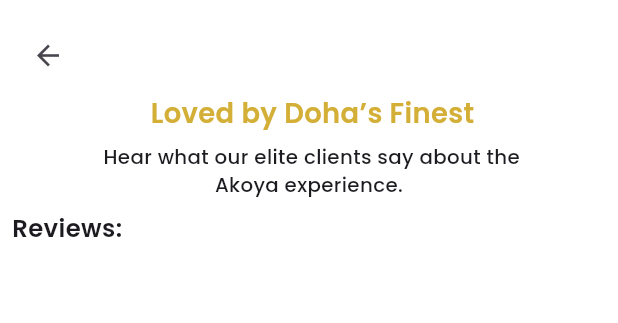
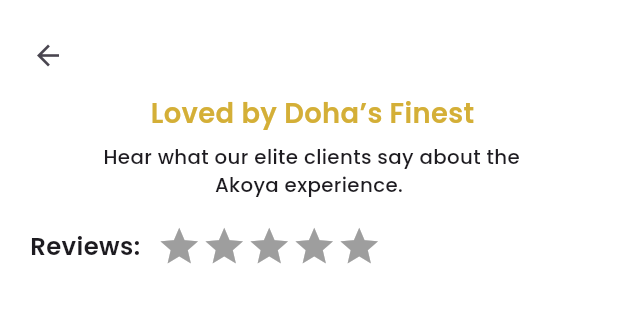
Before and after one commit to umais86/laundry_app, a Flutter app: the Testinomial screen opened directly, on a phone screen of 412 x 824 dp, the part 84-407 px from its top. Run offline on Flutter 3.47's test engine with Material 3 defaults, Android fonts, the phone set to English and light mode, and no system bars; drawn by our look-alikes of flutter_rating_bar; our stand-ins replace flutter_screenutil, geocoding, geolocator, google_fonts, google_maps_flutter.

Commit message:
minor changes

```diff
--- a/lib/auth/login.dart
+++ b/lib/auth/login.dart
@@ -3,7 +3,7 @@
 import 'package:par_1/auth/sign_up.dart';
 import 'package:par_1/utils/button.dart';
 import 'package:par_1/utils/colors.dart';
-import 'package:par_1/widgets/nav_bar.dart';
+import 'package:par_1/view/nav_screens/nav_bar.dart';
 
 class Login extends StatefulWidget {
   const Login({super.key});
--- a/lib/main.dart
+++ b/lib/main.dart
@@ -4,7 +4,7 @@
 import 'package:par_1/auth/sign_up.dart';
 import 'package:par_1/providers/cart_provider.dart';
 import 'package:par_1/view/welcome.dart';
-import 'package:par_1/widgets/nav_bar.dart';
+import 'package:par_1/view/nav_screens/nav_bar.dart';
 import 'package:provider/provider.dart';
 
 void main() {
--- a/lib/view/appbar_icon/testinomial.dart
+++ b/lib/view/appbar_icon/testinomial.dart
@@ -1,6 +1,7 @@
 import 'package:flutter/material.dart';
 import 'package:flutter_screenutil/flutter_screenutil.dart';
 import 'package:par_1/utils/colors.dart';
+import 'package:par_1/view/appbar_icon/star_rating.dart';
 import 'package:par_1/widgets/custom_app_bar.dart';
 
 class Testinomial extends StatelessWidget {
@@ -47,8 +48,10 @@
                 ],
               ),
             ),
-            SizedBox(height: 8.h),
-            Row(
+            SizedBox(height: 10.h),
+            Padding(
+              padding: const EdgeInsets.symmetric(horizontal: 12, vertical: 6),
+              child: Row(
                 children: [
                   Text(
                     'Reviews:',
@@ -57,8 +60,10 @@
                       fontWeight: FontWeight.w600,
                     ),
                   ),
-                SizedBox(width: 8),
+                  SizedBox(width: 10.w),
+                  StarRating(),
                 ],
+              ),
             ),
           ],
         ),
--- a/lib/widgets/nav_bar.dart
+++ b/lib/view/nav_screens/nav_bar.dart
@@ -27,7 +27,7 @@
       body: _screens[_currentIndex],
       floatingActionButtonLocation: FloatingActionButtonLocation.centerDocked,
       floatingActionButton: SizedBox(
-        height: 42,
+        height: 45,
         child: FloatingActionButton(
           backgroundColor: const Color.fromARGB(193, 0, 0, 0),
           shape: const CircleBorder(),
@@ -38,7 +38,7 @@
 
       bottomNavigationBar: BottomAppBar(
         shape: const CircularNotchedRectangle(),
-        notchMargin: -4,
+        notchMargin: -2,
         color: const Color(0xFFD4AF37),
         child: SizedBox(
           child: BottomNavigationBar(
```
Also changed, not shown: lib/components/star_rating_card.dart (added, +22 -0 lines), lib/view/appbar_icon/star_rating.dart (+5 -5 lines). Lines whose indentation alone changed are shown as unchanged.
